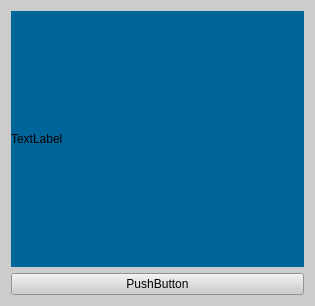
First picture: the form in mainwindow.ui, repository amasalygin/TestingCard, before the edit.
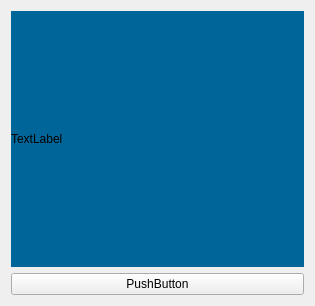
Second picture: the form after the edit.

What changed in the file:
```diff
--- a/mainwindow.ui
+++ b/mainwindow.ui
@@ -13,8 +13,11 @@
   <property name="windowTitle">
    <string>MainWindow</string>
   </property>
+  <property name="autoFillBackground">
+   <bool>false</bool>
+  </property>
   <property name="styleSheet">
-   <string notr="true">background-color: rgb(204, 204, 204);</string>
+   <string notr="true"/>
   </property>
   <widget class="QWidget" name="centralWidget">
    <layout class="QGridLayout" name="gridLayout_2" rowstretch="0,0,0,0">
```
